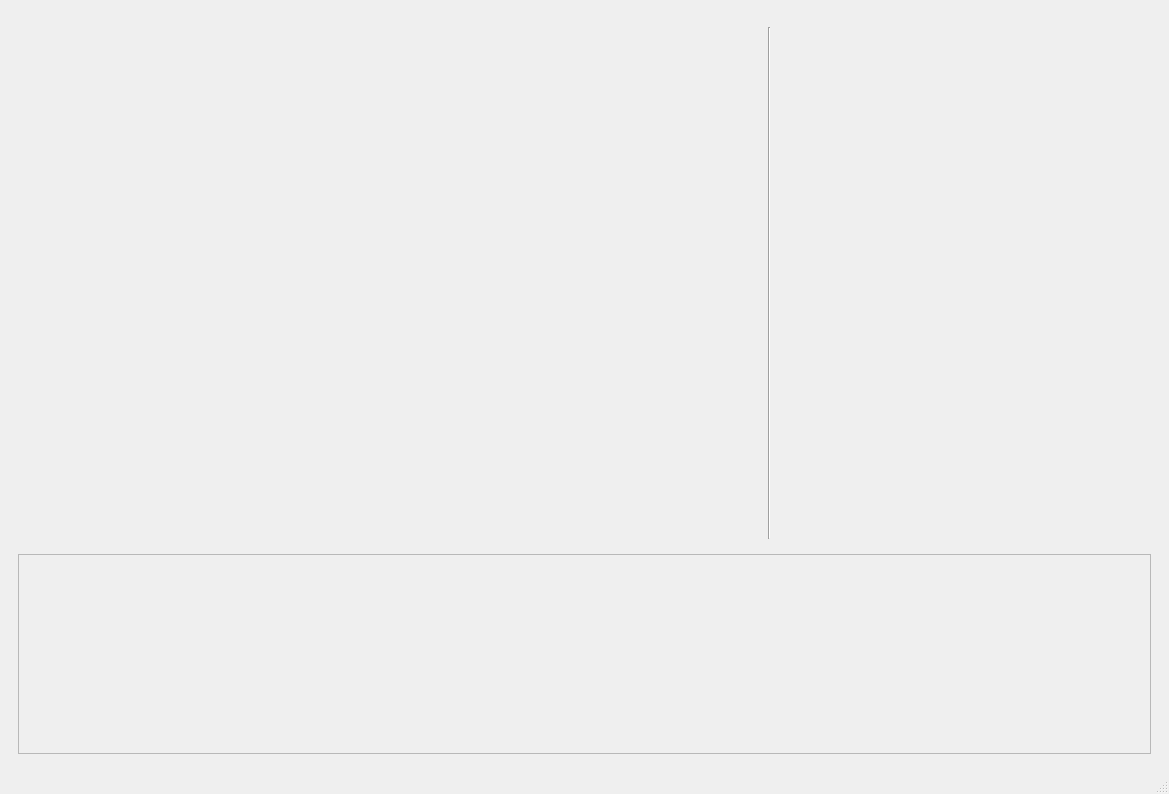
This is UI/main_window.ui in Ibrahim-Fateen/Image-Mixer as Qt 5 draws it before an edit. The edited form follows.
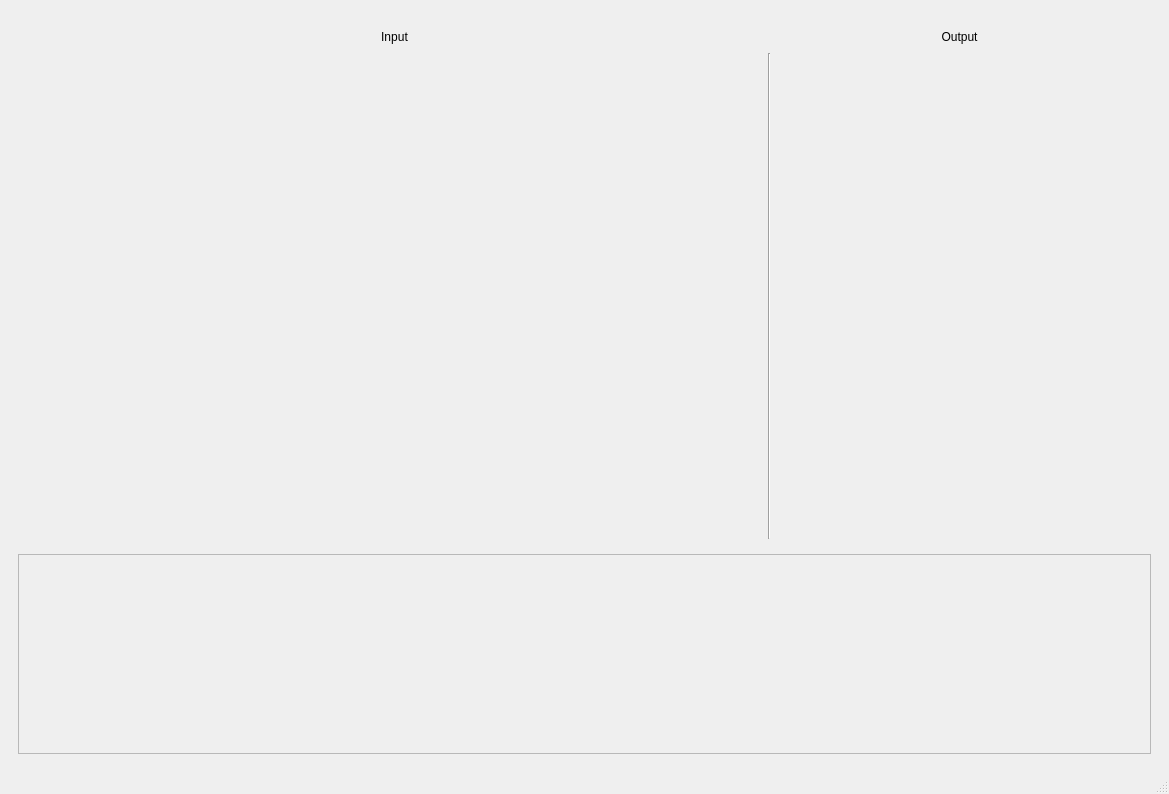
This is the edited form. Icons and pictures are not drawn.

Patch:
```diff
--- a/UI/main_window.ui
+++ b/UI/main_window.ui
@@ -2152,32 +2152,37 @@
        <item>
         <widget class="QFrame" name="imageFrame">
          <layout class="QGridLayout" name="gridLayout">
-          <item row="1" column="1">
+          <item row="2" column="1">
            <widget class="QWidget" name="inputViewPort4" native="true">
             <layout class="QGridLayout" name="inputViewPort4_layout"/>
            </widget>
           </item>
-          <item row="1" column="0">
+          <item row="2" column="0">
            <widget class="QWidget" name="inputViewPort2" native="true">
             <layout class="QGridLayout" name="inputViewPort2_layout"/>
            </widget>
           </item>
-          <item row="0" column="1">
+          <item row="1" column="0">
+           <widget class="QWidget" name="inputViewPort1" native="true">
+            <layout class="QGridLayout" name="inputViewPort1_layout"/>
+           </widget>
+          </item>
+          <item row="1" column="1">
            <widget class="QWidget" name="inputViewPort3" native="true">
             <layout class="QGridLayout" name="inputViewPort3_layout"/>
            </widget>
           </item>
-          <item row="0" column="3">
+          <item row="1" column="3">
            <widget class="QWidget" name="outputViewPort1" native="true">
             <layout class="QGridLayout" name="outputViewPort1_layout"/>
            </widget>
           </item>
-          <item row="1" column="3">
+          <item row="2" column="3">
            <widget class="QWidget" name="outputViewPort2" native="true">
             <layout class="QGridLayout" name="outputViewPort2_layout"/>
            </widget>
           </item>
-          <item row="0" column="2" rowspan="2">
+          <item row="1" column="2" rowspan="3">
            <widget class="Line" name="inputOutputDivider">
             <property name="frameShadow">
              <enum>QFrame::Shadow::Sunken</enum>
@@ -2187,9 +2192,36 @@
             </property>
            </widget>
           </item>
-          <item row="0" column="0">
-           <widget class="QWidget" name="inputViewPort1" native="true">
-            <layout class="QGridLayout" name="inputViewPort1_layout"/>
+          <item row="0" column="3">
+           <widget class="QLabel" name="label">
+            <property name="maximumSize">
+             <size>
+              <width>16777215</width>
+              <height>20</height>
+             </size>
+            </property>
+            <property name="text">
+             <string>Output</string>
+            </property>
+            <property name="alignment">
+             <set>Qt::AlignmentFlag::AlignCenter</set>
+            </property>
+           </widget>
+          </item>
+          <item row="0" column="0" colspan="2">
+           <widget class="QLabel" name="label_2">
+            <property name="maximumSize">
+             <size>
+              <width>16777215</width>
+              <height>20</height>
+             </size>
+            </property>
+            <property name="text">
+             <string>Input</string>
+            </property>
+            <property name="alignment">
+             <set>Qt::AlignmentFlag::AlignCenter</set>
+            </property>
            </widget>
           </item>
          </layout>
```
